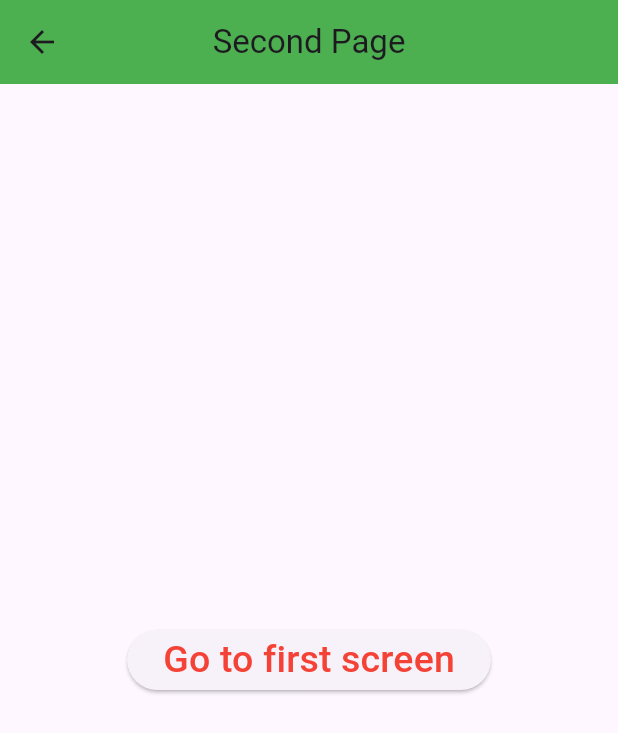
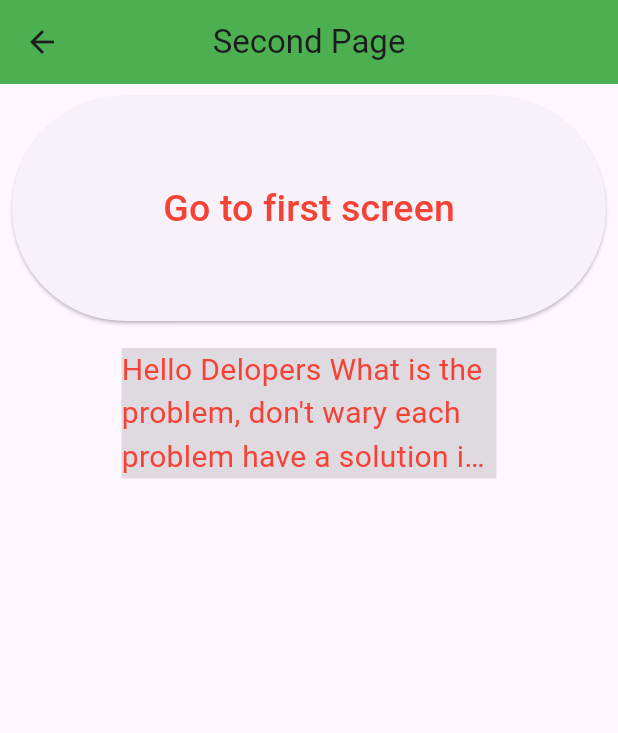
Before and after one commit to motiniu92/Flutter-Works-Documents, a Flutter app: the Second screen opened directly, on a phone screen of 412 x 824 dp. Shown: the top 733 px of the screen. Run offline on Flutter 3.47's test engine with Material 3 defaults, Android fonts, the phone set to English and light mode, and no system bars; our stand-ins replace get.

Commit message:
text overflow

```diff
--- a/test_projects/lib/Second.dart
+++ b/test_projects/lib/Second.dart
@@ -12,16 +12,46 @@ class Second extends StatelessWidget {
         centerTitle: true,
         backgroundColor: Colors.green,
       ),
-      body: Center(
-        child: Container(
-          child: ElevatedButton(
+      body: Container(
+        height: MediaQuery.of(context).size.height,
+        child: Column(
+          children: [
+            Padding(
+              padding: const EdgeInsets.all(8.0),
+              child: Container(
+                height: 150,
+                width: 400,
+                child: ElevatedButton(
+                    child: Text(
+                      "Go to first screen",
+                      style: TextStyle(
+                          color: Colors.red,
+                          fontSize: 25,
+                          fontStyle: FontStyle.normal),
+                    ),
+                    onPressed: () {
+                      Get.to(First());
+                    }),
+              ),
+            ),
+            SizedBox(
+              height: 10,
+            ),
+            Container(
+              width: 250,
+              color: Colors.black12,
               child: Text(
-                "Go to first screen", style: TextStyle(color: Colors.red, fontSize: 25, fontStyle: FontStyle.normal),
+                "Hello Delopers What is the problem, don't wary each problem have a solution in the programing sector",
+                style: TextStyle(
+                    color: Colors.red,
+                    fontSize: 20,
+                    fontStyle: FontStyle.normal),
+                overflow: TextOverflow.ellipsis,
+                // I used ellipsis, but it works with others (fade, clip, etc.)
+                maxLines: 3,
               ),
-              onPressed: (){
-                Get.to(First());
-              }
-          ),
+            )
+          ],
         ),
       ),
     );
```
